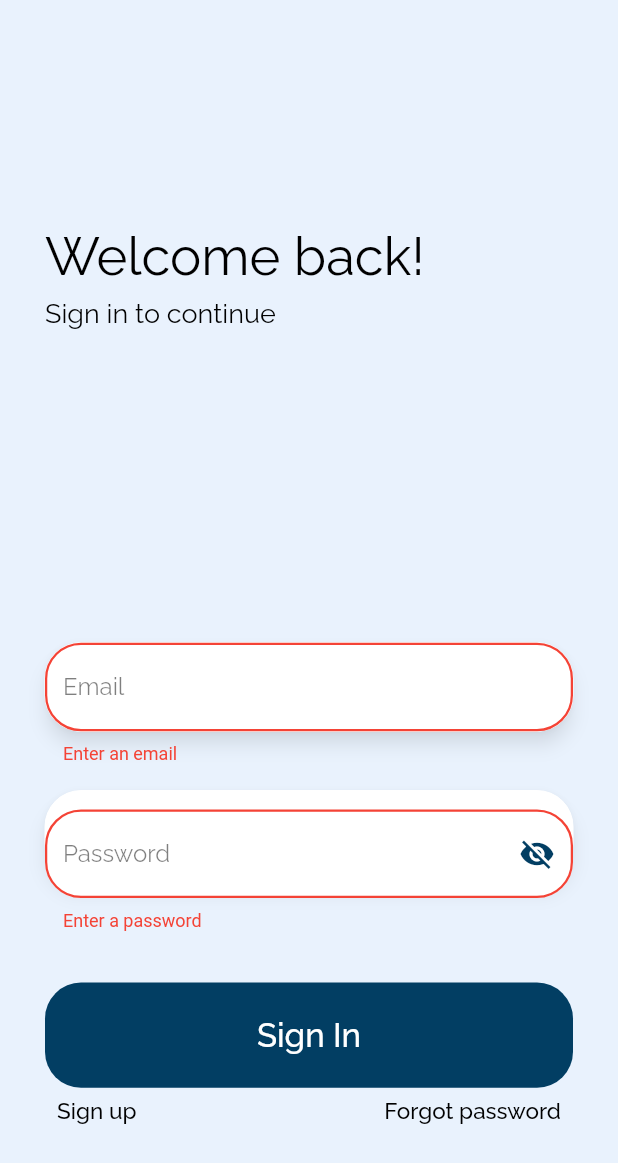
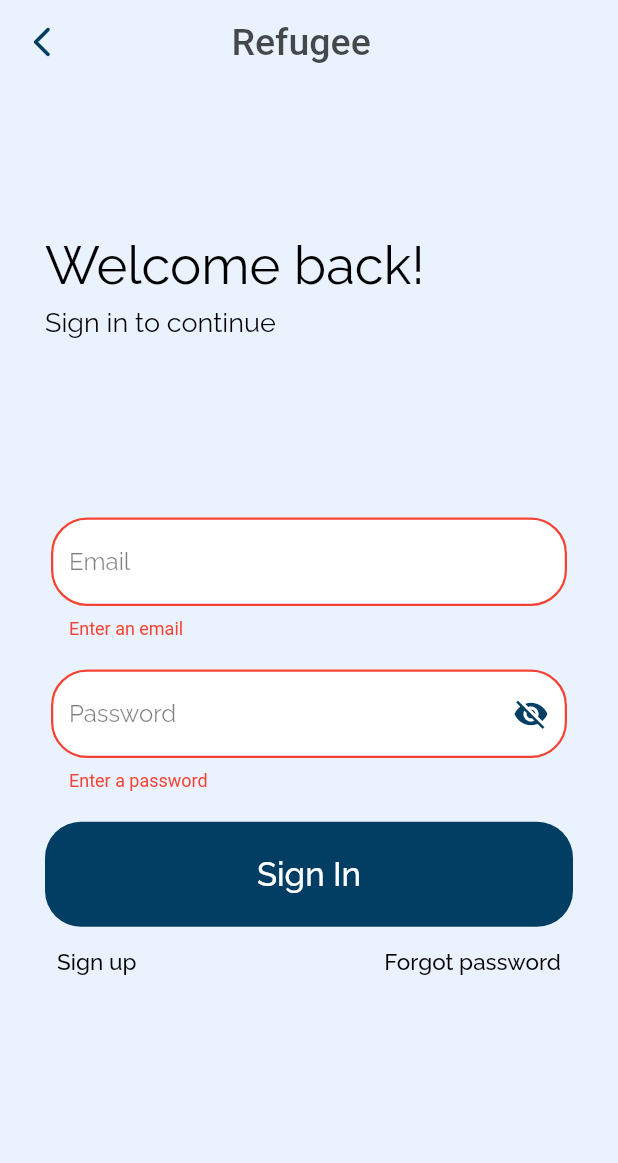
Before and after one commit to kverkholomova/praca_inzynierska, a Flutter app: the SignInRef screen opened directly with empty values, after a tap on "Sign In", after a tap on "Sign up", on a phone screen of 412 x 824 dp. Shown: the top 1163 px of the screen. Run offline on Flutter 3.47's test engine with Material 2 defaults, Android fonts, the phone set to English and light mode, and no system bars; our stand-ins replace cloud_firestore, firebase_auth, firebase_core, firebase_messaging, flutter_local_notifications, flutter_rating_bar and 4 more; missing offline and left inert: flutter_animated_button; accounts and stored records are empty.

Commit message:
Working on SignIn screen

```diff
--- a/lib/constants.dart
+++ b/lib/constants.dart
@@ -12,3 +12,5 @@ TextStyle textButtonStyle = GoogleFonts.raleway(
   fontSize: 22,
   color: Colors.white,
 );
+
+Color blueColor = Color.fromRGBO(2, 62, 99, 20);
--- a/lib/screens/intro_screen/option.dart
+++ b/lib/screens/intro_screen/option.dart
@@ -118,7 +118,6 @@ class StartButton extends StatelessWidget {
         height: MediaQuery.of(context).size.height * 0.085,
         decoration: buttonDecoration,
         child: TextButton(
-
         child: Text(buttonName,
           style: textButtonStyle,
         ),
--- a/lib/screens/register_login/refugee/sign_in_refugee.dart
+++ b/lib/screens/register_login/refugee/sign_in_refugee.dart
@@ -1,13 +1,15 @@
 import 'package:flutter/material.dart';
 import 'package:google_fonts/google_fonts.dart';
 import 'package:wol_pro_1/constants.dart';
+import 'package:wol_pro_1/screens/intro_screen/option.dart';
 import 'package:wol_pro_1/services/auth.dart';
 import 'package:wol_pro_1/shared/loading.dart';
 
 import '../../../../widgets/text_form_field.dart';
 
-bool isVisible = false;
-double paddingHeightShadow = 0.048;
+TextEditingController controllerTextFieldEmailRef = TextEditingController();
+TextEditingController controllerTextFieldPasswordRef = TextEditingController();
+bool isVisibleRef = false;
 
 class SignInRef extends StatefulWidget {
   final Function toggleView;
@@ -26,23 +28,55 @@ class _SignInRefState extends State<SignInRef> {
   String email = '';
   String password = '';
 
-
   @override
   Widget build(BuildContext context) {
     return loading
         ? Loading()
-        : Scaffold(
+        : WillPopScope(
+      onWillPop: () async {
+        Navigator.push(
+          context,
+          MaterialPageRoute(builder: (context) => OptionChoose()),
+        );
+        return true;
+      },
+      child: SafeArea(
+        child: Scaffold(
           resizeToAvoidBottomInset: true,
           backgroundColor: const Color.fromRGBO(233, 242, 253, 8),
+          appBar: AppBar(
+            title: Padding(
+              padding: EdgeInsets.only(left: MediaQuery.of(context).size.height * 0.1),              child: Text(
+                "Refugee",
+                style: GoogleFonts.sairaStencilOne(
+                  fontSize: 25,
+                  color: Colors.black.withOpacity(0.7),
+
+                ),
+                textAlign: TextAlign.center,
+              ),
+            ),
+            elevation: 0,
+            backgroundColor: Colors.transparent,
+            leading: IconButton(
+                onPressed: (){
+                  Navigator.push(
+                    context,
+                    MaterialPageRoute(builder: (context) => OptionChoose()),
+                  );
+                },
+                icon: Icon(Icons.arrow_back_ios_new_rounded, color: blueColor,)),
+          ),
           body: SingleChildScrollView(
             child: Padding(
               padding: padding,
-          child: Stack(
+              child: Column(
                 children: [
                   Padding(
-                padding: const EdgeInsets.symmetric(vertical: 150),
+                    padding: const EdgeInsets.symmetric(vertical: 100),
                     child: Column(
                       children: [
+
                         Align(
                           alignment: Alignment.topLeft,
                           child: Text(
@@ -72,71 +106,53 @@ class _SignInRefState extends State<SignInRef> {
                     ),
                   ),
                   Padding(
-                padding: EdgeInsets.only(
-                    top: MediaQuery.of(context).size.height * 0.52),
-                child: Column(
-                  children: <Widget>[
-                    Material(
-                      elevation: 5,
-                      shadowColor: Colors.black45,
-                      borderRadius: BorderRadius.circular(24),
-                      child: TextFormField(
-                        decoration: InputDecoration(
-                          enabledBorder: OutlineInputBorder(
-                            borderRadius: BorderRadius.circular(24.0),
-                            borderSide: const BorderSide(
-                              color: Colors.white,
-                              width: 0,
-                            ),
-                          ),
-                          filled: true,
-                          fillColor: Colors.white,
-                        ),
-
-                      ),
-                    ),
-
-                    Padding(
-                      padding: EdgeInsets.only(
-                          top: MediaQuery.of(context).size.height * paddingHeightShadow),
-                      child:
-                      Material(
-                        elevation: 5,
-                        shadowColor: Colors.black45,
-                        borderRadius: BorderRadius.circular(24),
-                        child: TextFormField(
-
-                          decoration: InputDecoration(
-                            enabledBorder: OutlineInputBorder(
-                              borderRadius: BorderRadius.circular(24.0),
-                              borderSide: const BorderSide(
-                                color: Colors.white,
-                                width: 0,
-                              ),
-                            ),
-                            filled: true,
-                            fillColor: Colors.white,
-                          ),
-
+                    padding: const EdgeInsets.all(8.0),
+                    child: Visibility(
+                      visible: isVisibleRef,
+                      child: Align(
+                        alignment: Alignment.topCenter,
+                        child: Text(
+                          error,
+                          style: const TextStyle(
+                              color: Colors.red, fontSize: 12.0),
                         ),
                       ),
                     ),
-                  ],
                   ),
-              ),
-              Padding(
-                padding: EdgeInsets.only(
-                    top: MediaQuery.of(context).size.height * 0.52),
-                child: Form(
+                  Form(
                     key: _formKey,
                     child: Column(
                       children: <Widget>[
-                      SizedBox(
-                          height: MediaQuery.of(context).size.height * 0.135,
-                          child: const CustomTextFormField(customHintText: 'Email', customErrorText: 'Enter an email',hide: false,)),
-                      const CustomTextFormField(customHintText: 'Password', customErrorText: 'Enter a password',hide: true,),
+                        Card(
+                          color: Colors.transparent,
+                          shape: const RoundedRectangleBorder(
+                              borderRadius: BorderRadius.all(
+                                Radius.circular(24),
+                              )),
+                          elevation: errorEmpty==true? 0:5,
+                          child: const CustomTextFormField(
+                            customHintText: 'Email',
+                            customErrorText: 'Enter an email',
+                            hide: false,
+                          ),
+                        ),
+                        SizedBox(height: !errorEmpty
+                            ?MediaQuery.of(context).size.height * 0.035
+                            :MediaQuery.of(context).size.height * 0.015,),
+                        Card(
+                          color: Colors.transparent,
+                          shape: const RoundedRectangleBorder(
+                              borderRadius: BorderRadius.all(
+                                Radius.circular(24),
+                              )),
+                          elevation: errorEmpty==true? 0:5,
+                          child: const CustomTextFormField(
+                            customHintText: 'Password',
+                            customErrorText: 'Enter a password',
+                            hide: true,
+                          ),
+                        ),
                       ],
-                  ),
                     ),
                   ),
                   // Center(
@@ -144,7 +160,9 @@ class _SignInRefState extends State<SignInRef> {
                   // ),
                   Padding(
                     padding: EdgeInsets.only(
-                    top: MediaQuery.of(context).size.height * 0.795),
+                        top: !errorEmpty
+                            ?MediaQuery.of(context).size.height * 0.055
+                            : MediaQuery.of(context).size.height * 0.02),
                     child: Container(
                       width: double.infinity,
                       height: MediaQuery.of(context).size.height * 0.085,
@@ -155,14 +173,30 @@ class _SignInRefState extends State<SignInRef> {
                             style: textButtonStyle,
                           ),
                           onPressed: () async {
+                            if (controllerTextFieldEmailRef.text.isEmpty) {
+                              setState(() {
+                                errorEmpty = true;
+                                print("LLLLLLLLLLLLLLLLLLLLLLLLLLLLLLLLLLLLL");
+                                print(errorEmpty);
+                              });
+                            }
+                            if (controllerTextFieldPasswordRef.text.isEmpty) {
+                              setState(() {
+                                errorEmpty = true;
+                                print("LLLLLLLLLLLLLLLLLLLLLLLLLLLLLLLLLLLLL");
+                                print(errorEmpty);
+                              });
+                            }
                             if (_formKey.currentState!.validate()) {
                               setState(() => loading = true);
                               dynamic result =
                               await _auth.signInWithEmailAndPasswordVol(
                                   email, password);
+
                               if (result == null) {
                                 setState(() {
-                              isVisible = true;
+                                  errorEmpty = true;
+                                  isVisibleRef = true;
                                   loading = false;
                                   error =
                                   'Could not sign in with those credentials';
@@ -173,25 +207,23 @@ class _SignInRefState extends State<SignInRef> {
                     ),
                   ),
 
-
-              Padding(
-                padding: EdgeInsets.only(
-                    top: MediaQuery.of(context).size.height * 0.87),
-                child: Row(
+                  Row(
                     mainAxisAlignment: MainAxisAlignment.spaceBetween,
                     children: [
-                    TextButton(onPressed: (){
-
-                    }, child: Text(
+                      TextButton(
+                          onPressed: () {
+                            widget.toggleView();
+                          },
+                          child: Text(
                             "Sign up",
                             style: GoogleFonts.raleway(
                               fontSize: 15,
                               color: Colors.black,
                             ),
                           )),
-                    TextButton(onPressed: (){
-
-                    }, child: Text(
+                      TextButton(
+                          onPressed: () {},
+                          child: Text(
                             "Forgot password",
                             style: GoogleFonts.raleway(
                               fontSize: 15,
@@ -200,11 +232,10 @@ class _SignInRefState extends State<SignInRef> {
                           )),
                     ],
                   ),
-              ),
-
                 ],
               ),
-
+            ),
+          ),
         ),
       ),
     );
--- a/lib/screens/register_login/volunteer/sign_in_volunteer.dart
+++ b/lib/screens/register_login/volunteer/sign_in_volunteer.dart
@@ -1,12 +1,14 @@
 import 'package:flutter/material.dart';
 import 'package:google_fonts/google_fonts.dart';
 import 'package:wol_pro_1/constants.dart';
+import 'package:wol_pro_1/screens/intro_screen/option.dart';
 import 'package:wol_pro_1/services/auth.dart';
 import 'package:wol_pro_1/shared/loading.dart';
 
 import '../../../../widgets/text_form_field.dart';
 
-TextEditingController controllerTextField = TextEditingController();
+TextEditingController controllerTextFieldEmailVol = TextEditingController();
+TextEditingController controllerTextFieldPasswordVol = TextEditingController();
 List<String> chosenCategory = [];
 String userName = '';
 String phoneNumber = '';
@@ -35,16 +37,49 @@ class _SignInVolState extends State<SignInVol> {
   Widget build(BuildContext context) {
     return loading
         ? Loading()
-        : Scaffold(
+        : WillPopScope(
+      onWillPop: () async {
+        Navigator.push(
+          context,
+          MaterialPageRoute(builder: (context) => OptionChoose()),
+        );
+        return true;
+      },
+          child: SafeArea(
+            child: Scaffold(
                 resizeToAvoidBottomInset: true,
                 backgroundColor: const Color.fromRGBO(233, 242, 253, 8),
+                appBar: AppBar(
+                  title: Padding(
+                    padding: EdgeInsets.only(left: MediaQuery.of(context).size.height * 0.1),
+                    child: Text(
+                      "Volunteer",
+                      style: GoogleFonts.sairaStencilOne(
+                        fontSize: 25,
+                        color: Colors.black.withOpacity(0.7),
+
+                      ),
+                      textAlign: TextAlign.center,
+                    ),
+                  ),
+                  elevation: 0,
+                  backgroundColor: Colors.transparent,
+                  leading: IconButton(
+                      onPressed: (){
+                        Navigator.push(
+                          context,
+                          MaterialPageRoute(builder: (context) => OptionChoose()),
+                        );
+                      },
+                      icon: Icon(Icons.arrow_back_ios_new_rounded, color: blueColor,)),
+                ),
                 body: SingleChildScrollView(
                   child: Padding(
                     padding: padding,
                     child: Column(
                       children: [
                         Padding(
-                      padding: const EdgeInsets.symmetric(vertical: 140),
+                          padding: const EdgeInsets.symmetric(vertical: 100),
                           child: Column(
                             children: [
                               Align(
@@ -89,53 +124,6 @@ class _SignInVolState extends State<SignInVol> {
                             ),
                           ),
                         ),
-                    Stack(
-                      children: [
-                        // Column(
-                        //   mainAxisAlignment: MainAxisAlignment.spaceBetween,
-                        //   children: [
-                        //     Material(
-                        //       elevation: 5,
-                        //       shadowColor: Colors.black45,
-                        //       borderRadius: BorderRadius.circular(24),
-                        //       child: TextFormField(
-                        //         decoration: InputDecoration(
-                        //           enabledBorder: OutlineInputBorder(
-                        //             borderRadius: BorderRadius.circular(24.0),
-                        //             borderSide: const BorderSide(
-                        //               color: Colors.white,
-                        //               width: 0,
-                        //             ),
-                        //           ),
-                        //           filled: true,
-                        //           fillColor: Colors.white,
-                        //         ),
-                        //       ),
-                        //     ),
-                        //         SizedBox(height:
-                        //         MediaQuery.of(context).size.height * 0.06,),
-                        //         Material(
-                        //           elevation: 5,
-                        //           shadowColor: Colors.black45,
-                        //           borderRadius: BorderRadius.circular(24),
-                        //           child: TextFormField(
-                        //             decoration: InputDecoration(
-                        //               enabledBorder: OutlineInputBorder(
-                        //                 borderRadius: BorderRadius.circular(24.0),
-                        //                 borderSide: const BorderSide(
-                        //                   color: Colors.white,
-                        //                   width: 0,
-                        //                 ),
-                        //               ),
-                        //               filled: true,
-                        //               fillColor: Colors.white,
-                        //             ),
-                        //           ),
-                        //         ),
-                        //
-                        //
-                        //   ],
-                        // ),
                         Form(
                           key: _formKey,
                           child: Column(
@@ -172,8 +160,6 @@ class _SignInVolState extends State<SignInVol> {
                             ],
                           ),
                         ),
-                      ],
-                    ),
                         // Center(
                         //   child: CustomButton(buttonName: 'Refugee'),
                         // ),
@@ -192,14 +178,20 @@ class _SignInVolState extends State<SignInVol> {
                                   style: textButtonStyle,
                                 ),
                                 onPressed: () async {
-                              if (controllerTextField.text.isEmpty) {
+                                  if (controllerTextFieldEmailVol.text.isEmpty) {
                                     setState(() {
                                       errorEmpty = true;
                                       print("LLLLLLLLLLLLLLLLLLLLLLLLLLLLLLLLLLLLL");
                                       print(errorEmpty);
                                     });
                                   }
-                              ;
+                                  if (controllerTextFieldPasswordVol.text.isEmpty) {
+                                    setState(() {
+                                      errorEmpty = true;
+                                      print("LLLLLLLLLLLLLLLLLLLLLLLLLLLLLLLLLLLLL");
+                                      print(errorEmpty);
+                                    });
+                                  }
                                   if (_formKey.currentState!.validate()) {
                                     setState(() => loading = true);
                                     dynamic result =
@@ -246,6 +238,8 @@ class _SignInVolState extends State<SignInVol> {
                           ],
                         ),
                       ],
+                    ),
+                  ),
                 ),
               ),
           ),
--- a/lib/widgets/text_form_field.dart
+++ b/lib/widgets/text_form_field.dart
@@ -1,9 +1,10 @@
 import 'package:flutter/material.dart';
 import 'package:google_fonts/google_fonts.dart';
+import 'package:wol_pro_1/screens/intro_screen/option.dart';
+import 'package:wol_pro_1/screens/register_login/refugee/sign_in_refugee.dart';
 import 'package:wol_pro_1/screens/register_login/volunteer/sign_in_volunteer.dart';
 
 bool errorEmpty = false;
-
 
 class CustomTextFormField extends StatefulWidget {
   final String customHintText;
@@ -18,7 +19,6 @@ class CustomTextFormField extends StatefulWidget {
 }
 
 class _CustomTextFormFieldState extends State<CustomTextFormField> {
-
   bool passwordVisible = false;
 
   @override
@@ -30,10 +30,14 @@ class _CustomTextFormFieldState extends State<CustomTextFormField> {
 
   @override
   Widget build(BuildContext context) {
-    return
-      // height: MediaQuery.of(context).size.height * 0.085,
-      TextFormField(
-        controller: controllerTextField,
+    return TextFormField(
+        controller: widget.customHintText == "Email"
+            ?optionRefugee
+            ?controllerTextFieldEmailRef
+            :controllerTextFieldEmailVol
+            :optionRefugee
+            ?controllerTextFieldPasswordRef
+            :controllerTextFieldPasswordVol,
         obscureText: widget.hide ==true?true:false,
         decoration: InputDecoration(
             focusedErrorBorder: OutlineInputBorder(
```
Lines whose indentation alone changed are shown as unchanged.
